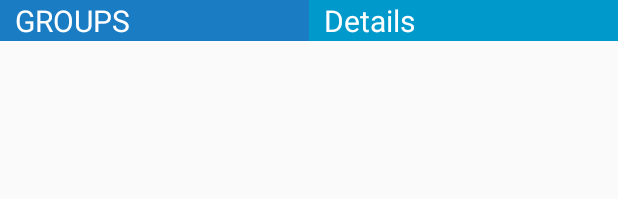
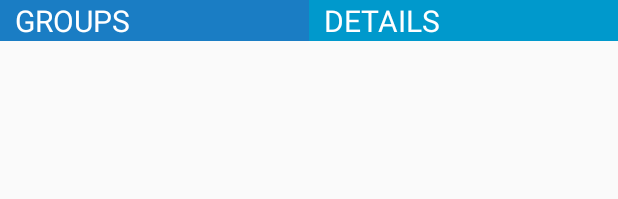
Before and after one commit to raihansarkar/FIFAWorldCup, an Android app: the layout fragment_details.xml on its own in the app's theme, with its tools: preview values and no code run, on a phone screen of 412 x 824 dp. Shown: the top 199 px of the screen. Run offline under Robolectric (Android 15) with nearby library versions, the phone set to English and light mode, and no system bars.

Commit message:
Details and Group

```diff
--- a/app/src/main/res/layout/fragment_details.xml
+++ b/app/src/main/res/layout/fragment_details.xml
@@ -35,7 +35,7 @@
                 android:background="@android:color/holo_blue_dark"
                 android:paddingLeft="10sp"
                 android:paddingRight="10sp"
-                android:text="Details"
+                android:text="DETAILS"
                 android:textColor="#fff"
                 android:textSize="20sp" />
         </LinearLayout>
--- a/app/src/main/res/layout/fragment_group.xml
+++ b/app/src/main/res/layout/fragment_group.xml
@@ -37,7 +37,7 @@
                 android:background="#1a7dc4"
                 android:paddingLeft="10sp"
                 android:paddingRight="10sp"
-                android:text="Details"
+                android:text="DETAILS"
                 android:textColor="#fff"
                 android:textSize="20sp" />
         </LinearLayout>
--- a/app/src/main/res/layout/fragment_schedule.xml
+++ b/app/src/main/res/layout/fragment_schedule.xml
@@ -53,7 +53,7 @@
         <ListView
             android:id="@+id/matchListviewId"
             android:layout_width="match_parent"
-            android:layout_height="425sp" >
+            android:layout_height="match_parent" >
 
         </ListView>
 
```
